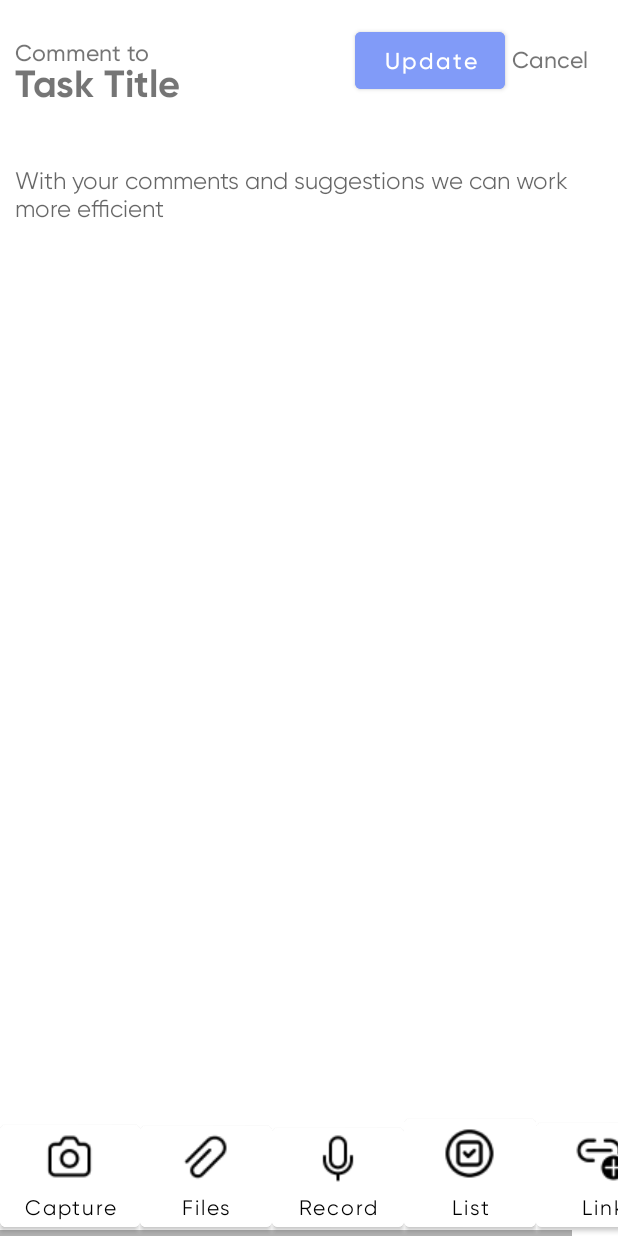
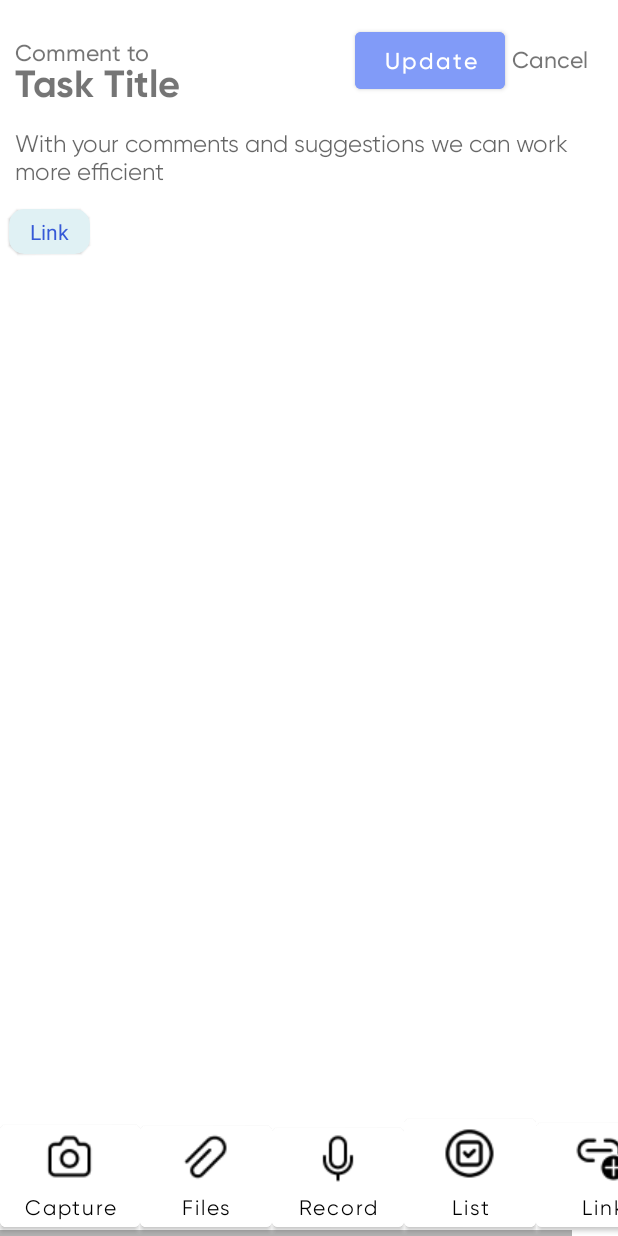
Before and after one commit to thirdygayares/Hteams, an Android app: the layout activity_comments.xml on its own in the app's theme, with its tools: preview values and no code run, on a phone screen of 412 x 824 dp. Run offline under Robolectric (Android 15) with nearby library versions, the light colour scheme and no system bars.

Commit message:
- Fix! It submit the link to comment class TODO: 1. please paayos ng layout 2. handling error kapag di nakapili ng sitename, blanko ang custom name at link, may indicator na error , 3. handling error sa link! , kapag hindi link magprompt di na bawal isubmit 4. Favorites of site Name 5. list view please see my refence in view Updates, I already done in list sa part dun 6. proceed sa model

```diff
--- a/app/src/main/AndroidManifest.xml
+++ b/app/src/main/AndroidManifest.xml
@@ -42,7 +42,7 @@
             android:name=".group.CreateGroup2"
             android:exported="false" />
         <activity
-            android:name=".Comments"
+            android:name=".group.ViewUpdates"
             android:exported="true"
             android:theme="@style/Theme.AppCompat.DayNight.NoActionBar" />
         <activity
@@ -53,7 +53,7 @@
             android:exported="false" />
 
         <activity
-            android:name=".group.ViewUpdates"
+            android:name=".Comments"
             android:exported="true">
             <intent-filter>
                 <action android:name="android.intent.action.MAIN" />
--- a/app/src/main/java/com/example/hteams/adapter/SiteAdapter.java
+++ b/app/src/main/java/com/example/hteams/adapter/SiteAdapter.java
@@ -78,7 +78,7 @@ public class SiteAdapter extends RecyclerView.Adapter<SiteAdapter.MyViewHolder>
                 if (siteInterfaces != null) {
                     int pos = getAdapterPosition();
                     if (pos != RecyclerView.NO_POSITION) {
-                        siteInterfaces.onItemClick(pos);
+                        siteInterfaces.onItemClick(pos, "siteadapter");
                     }
 
                 }
--- a/app/src/main/java/com/example/hteams/adapter/SiteInterface.java
+++ b/app/src/main/java/com/example/hteams/adapter/SiteInterface.java
@@ -1,5 +1,5 @@
 package com.example.hteams.adapter;
 
 public interface SiteInterface {
-    void onItemClick(int pos);
+    void onItemClick(int pos, String tag);
 }
--- a/app/src/main/res/layout/activity_comments.xml
+++ b/app/src/main/res/layout/activity_comments.xml
@@ -53,38 +53,78 @@
         android:textSize="15sp" />
 
 
-    <ScrollView
-        android:layout_width="wrap_content"
-        android:layout_height="wrap_content"
-        android:layout_centerHorizontal="true"
-        android:layout_marginTop="100dp"
-        android:layout_marginBottom="10dp">
 
-        <RelativeLayout
-            android:layout_width="wrap_content"
-            android:layout_height="wrap_content">
 
+    <LinearLayout
+        android:layout_width="match_parent"
+        android:layout_marginTop="10dp"
+        android:orientation="vertical"
+        android:layout_below="@id/comment_updatebtn"
+        android:layout_height="wrap_content">
 
         <EditText
             android:id="@+id/cmntfield"
             android:layout_width="match_parent"
-            android:layout_height="match_parent"
+            android:layout_height="wrap_content"
             android:background="@color/white"
             android:fontFamily="@font/gilroyregular"
             android:hint="With your comments and suggestions we can work more efficient"
             android:padding="10dp"
             android:textSize="16sp" />
 
-            <androidx.recyclerview.widget.RecyclerView
-                android:id="@+id/displayview"
-                android:layout_width="match_parent"
-                android:layout_height="wrap_content"
-                android:layout_below="@id/cmntfield" />
-
-        </RelativeLayout>
 
 
-    </ScrollView>
+        <!--               link Title-->
+        <com.google.android.material.card.MaterialCardView
+            android:id="@+id/link"
+            android:layout_width="wrap_content"
+            android:layout_height="wrap_content"
+            android:layout_marginHorizontal="6dp"
+            android:backgroundTint="#E0F1F4"
+            android:padding="10dp"
+            android:layout_marginVertical="5dp"
+            app:cardCornerRadius="10dp"
+            >
+
+            <TextView
+                android:id="@+id/linktext"
+                android:textColor="@color/working"
+                android:paddingVertical="5dp"
+                android:paddingHorizontal="14dp"
+                android:layout_width="wrap_content"
+                android:layout_height="wrap_content"
+                android:text="Link"
+                ></TextView>
+
+        </com.google.android.material.card.MaterialCardView>
+
+
+        <androidx.recyclerview.widget.RecyclerView
+            android:id="@+id/displayrecyleview"
+            android:layout_width="match_parent"
+            android:layout_height="wrap_content"
+             />
+    </LinearLayout>
+
+<!--        <RelativeLayout-->
+<!--            android:layout_width="wrap_content"-->
+<!--            android:layout_height="wrap_content">-->
+
+
+<!--            <EditText-->
+<!--                android:id="@+id/cmntfield"-->
+<!--                android:layout_width="match_parent"-->
+<!--                android:layout_height="wrap_content"-->
+<!--                android:background="@color/white"-->
+<!--                android:fontFamily="@font/gilroyregular"-->
+<!--                android:hint="With your comments and suggestions we can work more efficient"-->
+<!--                android:padding="10dp"-->
+<!--                android:textSize="16sp" />-->
+
+<!--      -->
+<!--        </RelativeLayout>-->
+
+
 
 
     <HorizontalScrollView
```
Also changed, not shown: app/src/main/java/com/example/hteams/Comments.java (+112 -73 lines), app/src/main/java/com/example/hteams/adapter/DisplaySiteAdapter.java (+42 -28 lines), app/src/main/java/com/example/hteams/model/DisplaySiteModel.java (+11 -1 lines), app/src/main/res/layout/recyclerdisplaysite.xml (+10 -7 lines), app/src/main/res/drawable-v24/drive.png (added), app/src/main/res/drawable-v24/github.png (added), app/src/main/res/drawable-v24/googlemeet.png (added).
